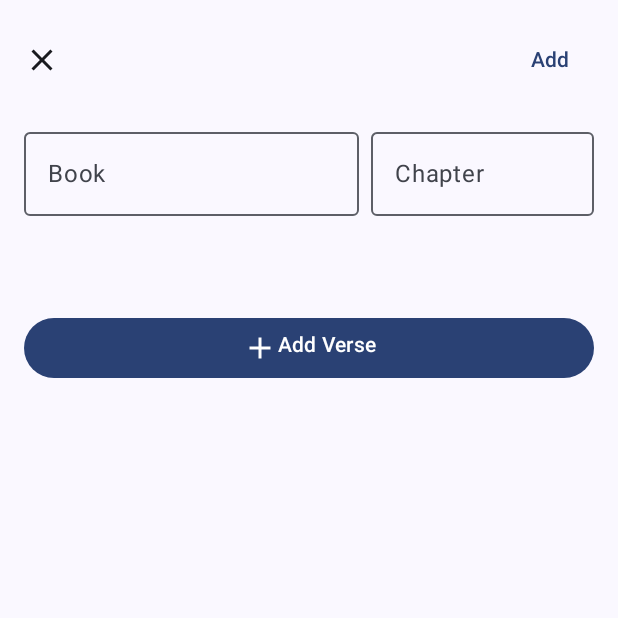
After one commit to Yveltius/memorize-verses, an Android app built with Jetpack Compose: the AddVerseScreen screen opened through its navigation route, on a phone screen of 412 x 824 dp, the top half of it. The commit adds this screen. Run offline under Robolectric (Android 15) with nearby library versions, the phone set to English and light mode, and no system bars.

Commit message:
The new screen is able to add a verse but its not visually correct. It also does not close when the verse is successfully added. Not sure if that is what I want or if I want multi entry to be an option. Also need to show loading icon for verseList and for addVerse screens

```diff
--- a/app/src/main/java/com/yveltius/memorize/MainActivity.kt
+++ b/app/src/main/java/com/yveltius/memorize/MainActivity.kt
@@ -10,6 +10,10 @@ import androidx.compose.material3.Text
 import androidx.compose.runtime.Composable
 import androidx.compose.ui.Modifier
 import androidx.compose.ui.tooling.preview.Preview
+import androidx.navigation.compose.NavHost
+import androidx.navigation.compose.composable
+import androidx.navigation.compose.rememberNavController
+import com.yveltius.memorize.ui.screens.AddVerseScreen
 import com.yveltius.memorize.ui.screens.VerseListScreen
 import com.yveltius.memorize.ui.theme.MemorizeVersesTheme
 
@@ -17,9 +21,22 @@ class MainActivity : ComponentActivity() {
     override fun onCreate(savedInstanceState: Bundle?) {
         super.onCreate(savedInstanceState)
         setContent {
-            VerseListScreen()
+            val navController = rememberNavController()
+            NavHost(navController = navController, startDestination = VerseRelatedScreens.VerseList.name) {
+                composable(route = VerseRelatedScreens.VerseList.name) {
+                    VerseListScreen(onAddVerse = { navController.navigate(route = VerseRelatedScreens.AddVerse.name) })
+                }
+                composable(route = VerseRelatedScreens.AddVerse.name) {
+                    AddVerseScreen(onBackPress = { navController.navigateUp() })
+                }
+            }
         }
     }
+}
+
+enum class VerseRelatedScreens {
+    VerseList,
+    AddVerse
 }
 
 @Composable
--- a/app/src/main/java/com/yveltius/memorize/VerseMemorizationApp.kt
+++ b/app/src/main/java/com/yveltius/memorize/VerseMemorizationApp.kt
@@ -1,6 +1,7 @@
 package com.yveltius.memorize
 
 import android.app.Application
+import com.yveltius.memorize.viewmodels.AddVerseViewModel
 import com.yveltius.memorize.viewmodels.VersesListViewModel
 import com.yveltius.versememorization.KoinModules
 import org.koin.android.ext.koin.androidContext
@@ -19,5 +20,6 @@ class VerseMemorizationApp: Application() {
 
     private val viewModelModule = module {
         factory { VersesListViewModel() }
+        factory { AddVerseViewModel() }
     }
 }
--- /dev/null
+++ b/app/src/main/java/com/yveltius/memorize/ui/screens/AddVerseScreen.kt
@@ -0,0 +1,275 @@
+package com.yveltius.memorize.ui.screens
+
+import androidx.compose.foundation.clickable
+import androidx.compose.foundation.layout.Arrangement
+import androidx.compose.foundation.layout.Column
+import androidx.compose.foundation.layout.Row
+import androidx.compose.foundation.layout.Spacer
+import androidx.compose.foundation.layout.fillMaxSize
+import androidx.compose.foundation.layout.fillMaxWidth
+import androidx.compose.foundation.layout.padding
+import androidx.compose.foundation.lazy.LazyColumn
+import androidx.compose.foundation.lazy.itemsIndexed
+import androidx.compose.foundation.text.KeyboardOptions
+import androidx.compose.material.icons.Icons
+import androidx.compose.material.icons.filled.Add
+import androidx.compose.material.icons.filled.Close
+import androidx.compose.material.icons.filled.Delete
+import androidx.compose.material3.Button
+import androidx.compose.material3.Icon
+import androidx.compose.material3.OutlinedTextField
+import androidx.compose.material3.Surface
+import androidx.compose.material3.Text
+import androidx.compose.material3.TextButton
+import androidx.compose.runtime.Composable
+import androidx.compose.runtime.collectAsState
+import androidx.compose.runtime.getValue
+import androidx.compose.ui.Alignment
+import androidx.compose.ui.Modifier
+import androidx.compose.ui.res.stringResource
+import androidx.compose.ui.text.input.ImeAction
+import androidx.compose.ui.text.input.KeyboardType
+import androidx.compose.ui.text.style.TextOverflow
+import androidx.compose.ui.unit.dp
+import com.yveltius.memorize.R
+import com.yveltius.memorize.ui.components.AppScaffold
+import com.yveltius.memorize.ui.text.buildAnnotatedVerse
+import com.yveltius.memorize.viewmodels.AddVerseViewModel
+import com.yveltius.versememorization.entity.verses.Verse
+import org.koin.androidx.compose.koinViewModel
+
+@Composable
+fun AddVerseScreen(
+    onBackPress: () -> Unit,
+    addVerseViewModel: AddVerseViewModel = koinViewModel()
+) {
+    AppScaffold {
+        val uiState by addVerseViewModel.uiState.collectAsState()
+
+        Surface(
+            modifier = Modifier.fillMaxSize()
+        ) {
+            Column(
+                modifier = Modifier.fillMaxSize()
+            ) {
+                TopBar(
+                    onAddVerseRequest = {
+                        addVerseViewModel.addVerse(
+                            Verse(
+                                book = uiState.book,
+                                chapter = uiState.chapter.toInt(),
+                                verseText = uiState.verseNumberAndTextList.map { it.transform() },
+                                tags = listOf()
+                            )
+                        )
+                    },
+                    onBackPress = onBackPress
+                )
+
+                VerseForm(
+                    book = uiState.book,
+                    onBookChanged = addVerseViewModel::onBookChanged,
+                    chapter = uiState.chapter,
+                    onChapterChanged = addVerseViewModel::onChapterChanged,
+                    verseNumberAndTextList = uiState.verseNumberAndTextList,
+                    onVerseNumberChanged = addVerseViewModel::onVerseNumberChanged,
+                    onVerseTextChanged = addVerseViewModel::onVerseTextChanged,
+                    onAddVerseNumberAndTextClick = addVerseViewModel::onAddVerseNumberAndText,
+                    onDeleteVerseNumberAndText = addVerseViewModel::onDeleteVerseNumberAndText
+                )
+            }
+        }
+    }
+}
+
+@Composable
+fun TopBar(
+    onAddVerseRequest: () -> Unit,
+    onBackPress: () -> Unit,
+    modifier: Modifier = Modifier
+) {
+    Row(
+        modifier = modifier
+            .fillMaxWidth()
+            .padding(16.dp),
+        horizontalArrangement = Arrangement.SpaceBetween,
+        verticalAlignment = Alignment.CenterVertically
+    ) {
+        Icon(
+            imageVector = Icons.Filled.Close,
+            contentDescription = null,
+            modifier = Modifier.clickable { onBackPress() }
+        )
+
+        TextButton(
+            onClick = onAddVerseRequest
+        ) {
+            Text(text = stringResource(R.string.add))
+        }
+    }
+}
+
+@Composable
+private fun VerseForm(
+    book: String,
+    onBookChanged: (String) -> Unit,
+    chapter: String,
+    onChapterChanged: (String) -> Unit,
+    verseNumberAndTextList: List<AddVerseViewModel.AddVerseNumberAndText>,
+    onVerseNumberChanged: (index: Int, String) -> Unit,
+    onVerseTextChanged: (index: Int, String) -> Unit,
+    onAddVerseNumberAndTextClick: () -> Unit,
+    onDeleteVerseNumberAndText: (index: Int) -> Unit,
+    modifier: Modifier = Modifier
+) {
+    LazyColumn(
+        modifier = modifier
+            .fillMaxWidth()
+            .padding(horizontal = 16.dp),
+        verticalArrangement = Arrangement.spacedBy(16.dp)
+    ) {
+        item {
+            BookAndChapter(book, onBookChanged, chapter, onChapterChanged)
+        }
+
+        item {
+            Spacer(
+                modifier = Modifier
+                    .fillMaxWidth()
+                    .padding(4.dp)
+            )
+        }
+
+        itemsIndexed(items = verseNumberAndTextList) { index, verseNumberAndText ->
+            EditableVerseNumberAndText(
+                index = index,
+                verseNumberAndText = verseNumberAndText,
+                onVerseNumberChanged = onVerseNumberChanged,
+                onVerseTextChanged = onVerseTextChanged,
+                onDeleteVerseNumberAndText = onDeleteVerseNumberAndText,
+                modifier = Modifier.fillMaxWidth()
+            )
+        }
+
+        item {
+            Spacer(
+                modifier = Modifier
+                    .fillMaxWidth()
+                    .padding(4.dp)
+            )
+        }
+
+        item {
+            Button(
+                onClick = onAddVerseNumberAndTextClick,
+                modifier = Modifier.fillMaxWidth()
+            ) {
+                Row {
+                    Icon(imageVector = Icons.Filled.Add, contentDescription = null)
+                    Text(text = stringResource(R.string.add_verse_text))
+                }
+            }
+        }
+    }
+}
+
+@Composable
+private fun BookAndChapter(
+    book: String,
+    onBookChanged: (String) -> Unit,
+    chapter: String,
+    onChapterChanged: (String) -> Unit,
+    modifier: Modifier = Modifier
+) {
+    Row(
+        modifier = modifier.fillMaxWidth(),
+        horizontalArrangement = Arrangement.spacedBy(8.dp),
+        verticalAlignment = Alignment.CenterVertically
+    ) {
+        OutlinedTextField(
+            value = book,
+            onValueChange = onBookChanged,
+            keyboardOptions = KeyboardOptions(
+                keyboardType = KeyboardType.Text,
+                imeAction = ImeAction.Next
+            ),
+            label = {
+                Text(text = stringResource(R.string.book))
+            },
+            modifier = Modifier.weight(0.6f)
+        )
+        OutlinedTextField(
+            value = chapter,
+            onValueChange = onChapterChanged,
+            keyboardOptions = KeyboardOptions(
+                keyboardType = KeyboardType.Number,
+                imeAction = ImeAction.Next
+            ),
+            label = {
+                Text(
+                    text = stringResource(R.string.chapter),
+                    overflow = TextOverflow.Ellipsis
+                )
+            },
+            isError = chapter.toIntOrNull() == null && chapter.isNotEmpty(),
+            modifier = Modifier.weight(0.4f)
+        )
+    }
+}
+
+@Composable
+private fun EditableVerseNumberAndText(
+    index: Int,
+    verseNumberAndText: AddVerseViewModel.AddVerseNumberAndText,
+    onVerseNumberChanged: (index: Int, String) -> Unit,
+    onVerseTextChanged: (index: Int, String) -> Unit,
+    onDeleteVerseNumberAndText: (index: Int) -> Unit,
+    modifier: Modifier = Modifier
+) {
+    Column(
+        modifier = modifier.fillMaxWidth(),
+        verticalArrangement = Arrangement.spacedBy(8.dp)
+    ) {
+        Row(
+            modifier = Modifier.fillMaxWidth()
+        ) {
+            Text(
+                text = buildAnnotatedVerse(listOf(verseNumberAndText.transform())),
+                modifier = Modifier.fillMaxWidth(),
+                overflow = TextOverflow.Ellipsis,
+                maxLines = 1
+            )
+            Icon(
+                imageVector = Icons.Filled.Delete,
+                contentDescription = null,
+                modifier = Modifier.clickable { onDeleteVerseNumberAndText(index) })
+        }
+        OutlinedTextField(
+            value = verseNumberAndText.verseNumber,
+            onValueChange = { onVerseNumberChanged(index, it) },
+            keyboardOptions = KeyboardOptions(
+                keyboardType = KeyboardType.Number,
+                imeAction = ImeAction.Next
+            ),
+            label = {
+                Text(
+                    text = stringResource(R.string.verse_number)
+                )
+            },
+            modifier = Modifier.fillMaxWidth()
+        )
+
+        OutlinedTextField(
+            value = verseNumberAndText.verseText,
+            onValueChange = { onVerseTextChanged(index, it) },
+            keyboardOptions = KeyboardOptions(
+                keyboardType = KeyboardType.Text,
+                imeAction = ImeAction.Next
+            ),
+            label = {
+                Text(text = stringResource(R.string.verse_text))
+            },
+            modifier = Modifier.fillMaxWidth()
+        )
+    }
+}
--- a/app/src/main/java/com/yveltius/memorize/ui/screens/VerseListScreen.kt
+++ b/app/src/main/java/com/yveltius/memorize/ui/screens/VerseListScreen.kt
@@ -44,25 +44,16 @@ import org.koin.androidx.compose.koinViewModel
 
 @Composable
 fun VerseListScreen(
+    onAddVerse: () -> Unit,
     versesListViewModel: VersesListViewModel = koinViewModel()
 ) {
     val uiState by versesListViewModel.uiState.collectAsState()
-    var showDialog by remember { mutableStateOf(value = false) }
 
     LaunchedEffect(Unit) { versesListViewModel.getVerses() }
-
-    when {
-        showDialog -> AddVerseFullscreenDialog(
-            onAddVerseRequest = versesListViewModel::addVerse,
-            onDismissRequest = { showDialog = false }
-        )
-
-        else -> MainView(
-            uiState = uiState,
-            onFabClick = { showDialog = true }
-        )
-    }
-
+    MainView(
+        uiState = uiState,
+        onFabClick = onAddVerse
+    )
 }
 
 @Composable
```
Also changed, not shown: VerseMemorization/build.gradle.kts (+12 -17 lines), app/build.gradle.kts (+25 -25 lines), app/src/main/java/com/yveltius/memorize/viewmodels/AddVerseViewModel.kt (added, +104 -0 lines), gradle/libs.versions.toml (added, +48 -0 lines).
